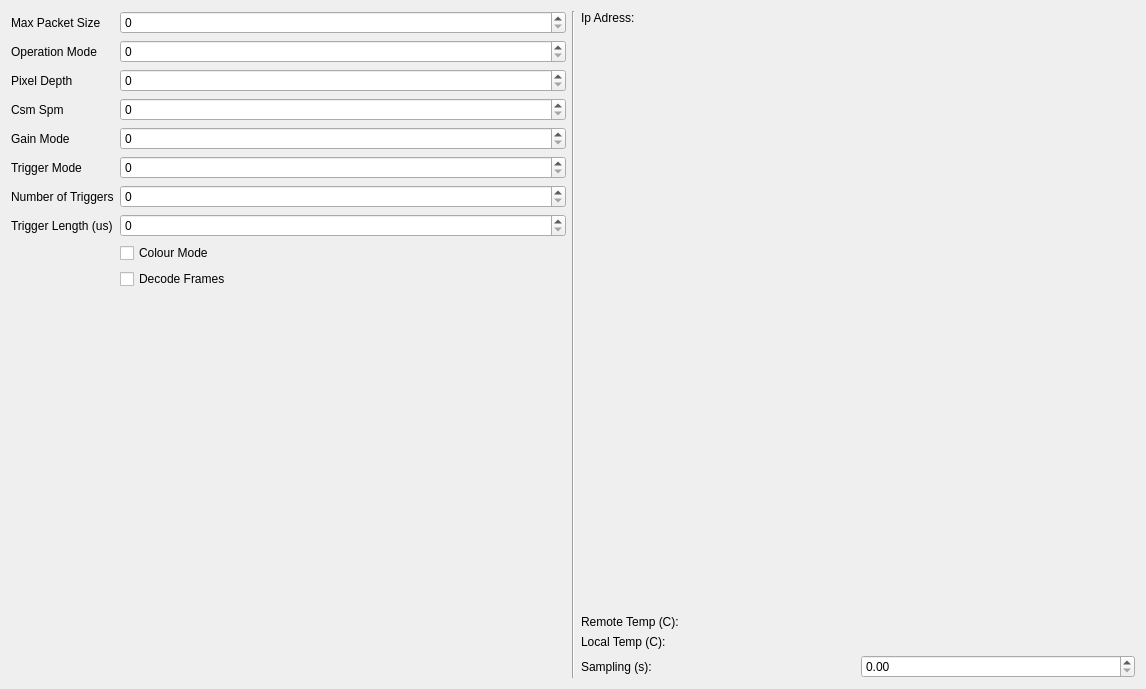
Qt form SpidrMpx3Eq/qcstmconfigmonitoring.ui (navrit/dexter) before a commit.
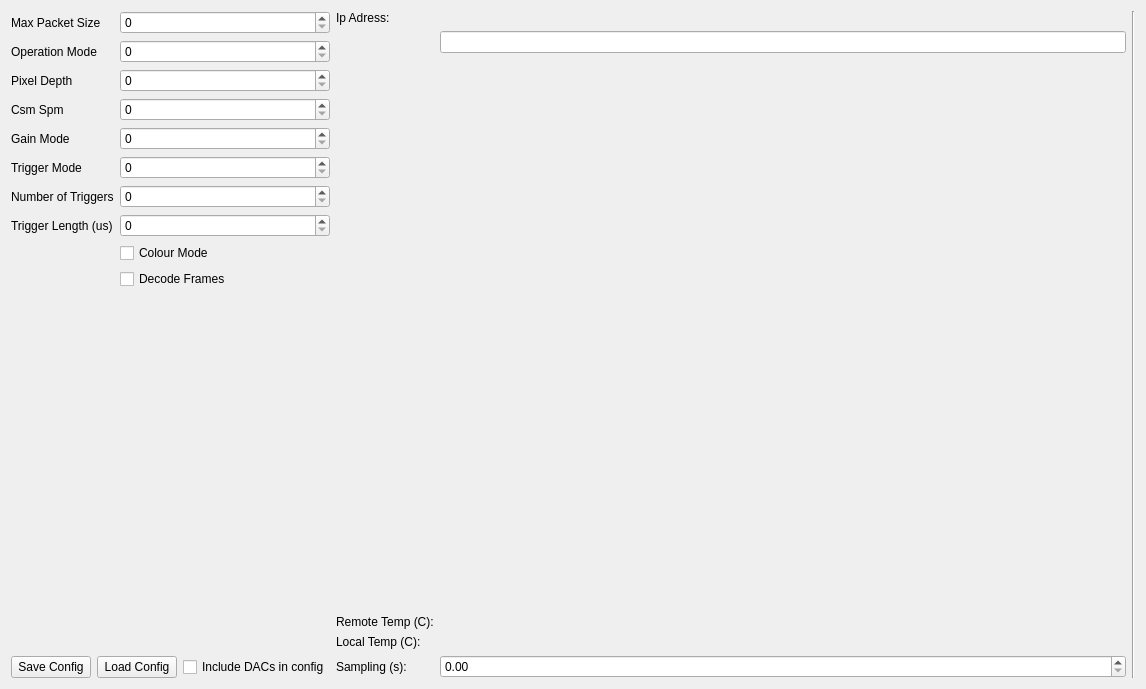
The same form after that commit.

Commit message: Added button for saving loading config, including or excluding DACs

Diff of the .ui file:
```diff
--- a/SpidrMpx3Eq/qcstmconfigmonitoring.ui
+++ b/SpidrMpx3Eq/qcstmconfigmonitoring.ui
@@ -13,9 +13,11 @@
   <property name="windowTitle">
    <string>Form</string>
   </property>
+  <layout class="QHBoxLayout" name="horizontalLayout_3">
+   <item>
   <layout class="QHBoxLayout" name="horizontalLayout_2">
    <item>
-    <layout class="QHBoxLayout" name="horizontalLayout" stretch="0,0,0">
+      <layout class="QVBoxLayout" name="verticalLayout">
      <item>
       <layout class="QFormLayout" name="formLayout">
        <item row="0" column="0">
@@ -52,14 +54,14 @@
          </property>
         </widget>
        </item>
-       <item row="2" column="0">
+         <item row="3" column="0">
         <widget class="QLabel" name="label_2">
          <property name="text">
           <string>Pixel Depth</string>
          </property>
         </widget>
        </item>
-       <item row="2" column="1">
+         <item row="3" column="1">
         <widget class="QSpinBox" name="pixelDepthSpinner">
          <property name="keyboardTracking">
           <bool>false</bool>
@@ -69,14 +71,14 @@
          </property>
         </widget>
        </item>
-       <item row="3" column="0">
+         <item row="4" column="0">
         <widget class="QLabel" name="label_5">
          <property name="text">
           <string>Csm Spm</string>
          </property>
         </widget>
        </item>
-       <item row="3" column="1">
+         <item row="4" column="1">
         <widget class="QSpinBox" name="csmSpmSpinner">
          <property name="keyboardTracking">
           <bool>false</bool>
@@ -86,14 +88,14 @@
          </property>
         </widget>
        </item>
-       <item row="4" column="0">
+         <item row="5" column="0">
         <widget class="QLabel" name="label_6">
          <property name="text">
           <string>Gain Mode</string>
          </property>
         </widget>
        </item>
-       <item row="4" column="1">
+         <item row="5" column="1">
         <widget class="QSpinBox" name="gainModeSpinner">
          <property name="keyboardTracking">
           <bool>false</bool>
@@ -103,14 +105,14 @@
          </property>
         </widget>
        </item>
-       <item row="5" column="0">
+         <item row="6" column="0">
         <widget class="QLabel" name="label_7">
          <property name="text">
           <string>Trigger Mode</string>
          </property>
         </widget>
        </item>
-       <item row="5" column="1">
+         <item row="6" column="1">
         <widget class="QSpinBox" name="triggerModeSpinner">
          <property name="keyboardTracking">
           <bool>false</bool>
@@ -120,14 +122,14 @@
          </property>
         </widget>
        </item>
-       <item row="6" column="0">
+         <item row="7" column="0">
         <widget class="QLabel" name="label_9">
          <property name="text">
           <string>Number of Triggers</string>
          </property>
         </widget>
        </item>
-       <item row="6" column="1">
+         <item row="7" column="1">
         <widget class="QSpinBox" name="nTriggersSpinner">
          <property name="keyboardTracking">
           <bool>false</bool>
@@ -137,31 +139,31 @@
          </property>
         </widget>
        </item>
-       <item row="7" column="0">
+         <item row="8" column="0">
         <widget class="QLabel" name="label_8">
          <property name="text">
           <string>Trigger Length (us)</string>
          </property>
         </widget>
        </item>
-       <item row="7" column="1">
-        <widget class="QSpinBox" name="triggerLengthSpinner">
-         <property name="keyboardTracking">
-          <bool>false</bool>
-         </property>
-         <property name="maximum">
-          <number>999999999</number>
-         </property>
-        </widget>
-       </item>
        <item row="8" column="1">
+          <widget class="QSpinBox" name="triggerLengthSpinner">
+           <property name="keyboardTracking">
+            <bool>false</bool>
+           </property>
+           <property name="maximum">
+            <number>999999999</number>
+           </property>
+          </widget>
+         </item>
+         <item row="9" column="1">
         <widget class="QCheckBox" name="ColourModeCheckBox">
          <property name="text">
           <string>Colour Mode</string>
          </property>
         </widget>
        </item>
-       <item row="9" column="1">
+         <item row="10" column="1">
         <widget class="QCheckBox" name="decodeFramesCheckbox">
          <property name="text">
           <string>Decode Frames</string>
@@ -171,39 +173,72 @@
       </layout>
      </item>
      <item>
-      <widget class="Line" name="line">
+        <spacer name="verticalSpacer_2">
        <property name="orientation">
         <enum>Qt::Vertical</enum>
        </property>
-      </widget>
+         <property name="sizeHint" stdset="0">
+          <size>
+           <width>20</width>
+           <height>40</height>
+          </size>
+         </property>
+        </spacer>
+       </item>
+       <item>
+        <layout class="QHBoxLayout" name="horizontalLayout">
+         <item>
+          <widget class="QPushButton" name="SaveButton">
+           <property name="text">
+            <string>Save Config</string>
+           </property>
+          </widget>
+         </item>
+         <item>
+          <widget class="QPushButton" name="LoadButton">
+           <property name="text">
+            <string>Load Config</string>
+           </property>
+          </widget>
+         </item>
+         <item>
+          <widget class="QCheckBox" name="IncludeDacsCheck">
+           <property name="text">
+            <string>Include DACs in config</string>
+           </property>
+          </widget>
+         </item>
+        </layout>
+       </item>
+      </layout>
      </item>
      <item>
       <layout class="QGridLayout" name="gridLayout">
-       <item row="2" column="1">
-        <widget class="QLabel" name="remoteTempMeasLabel">
-         <property name="text">
-          <string/>
-         </property>
-        </widget>
-       </item>
-       <item row="4" column="1">
-        <widget class="QDoubleSpinBox" name="samplingSpinner"/>
-       </item>
-       <item row="2" column="0">
+       <item row="3" column="0">
         <widget class="QLabel" name="label_0">
          <property name="text">
           <string>Remote Temp (C):</string>
          </property>
         </widget>
        </item>
-       <item row="4" column="0">
+       <item row="3" column="1">
+        <widget class="QLabel" name="remoteTempMeasLabel">
+         <property name="text">
+          <string/>
+         </property>
+        </widget>
+       </item>
+       <item row="5" column="1">
+        <widget class="QDoubleSpinBox" name="samplingSpinner"/>
+       </item>
+       <item row="5" column="0">
         <widget class="QLabel" name="label_1">
          <property name="text">
           <string>Sampling (s):</string>
          </property>
         </widget>
        </item>
-       <item row="1" column="0">
+       <item row="2" column="0">
         <spacer name="verticalSpacer">
          <property name="orientation">
           <enum>Qt::Vertical</enum>
@@ -223,31 +258,41 @@
          </property>
         </widget>
        </item>
-       <item row="0" column="1">
-        <widget class="QLabel" name="ipLabel">
+       <item row="4" column="1">
+        <widget class="QLabel" name="localTempMeasLabel">
          <property name="text">
           <string/>
          </property>
         </widget>
        </item>
-       <item row="3" column="0">
+       <item row="4" column="0">
         <widget class="QLabel" name="label_10">
          <property name="text">
           <string>Local Temp (C):</string>
          </property>
         </widget>
        </item>
-       <item row="3" column="1">
-        <widget class="QLabel" name="localTempMeasLabel">
+       <item row="0" column="1">
+        <widget class="QLabel" name="ipLabel">
          <property name="text">
           <string/>
          </property>
         </widget>
        </item>
+       <item row="1" column="1">
+        <widget class="QLineEdit" name="ipLineEdit"/>
+       </item>
       </layout>
      </item>
     </layout>
    </item>
+   <item>
+    <widget class="Line" name="line">
+     <property name="orientation">
+      <enum>Qt::Vertical</enum>
+     </property>
+    </widget>
+   </item>
   </layout>
  </widget>
  <resources/>
```
Lines whose indentation alone changed are shown as unchanged. The commit also changes 5 other files.
